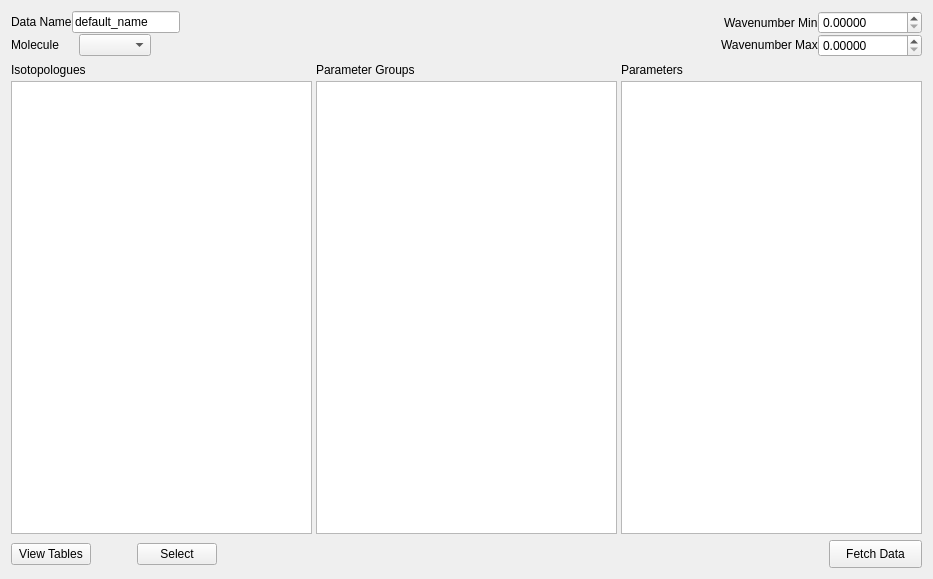
This is layouts/fetch_widget.ui in hitranonline/hapiest as Qt 5 draws it before an edit. The edited form follows.
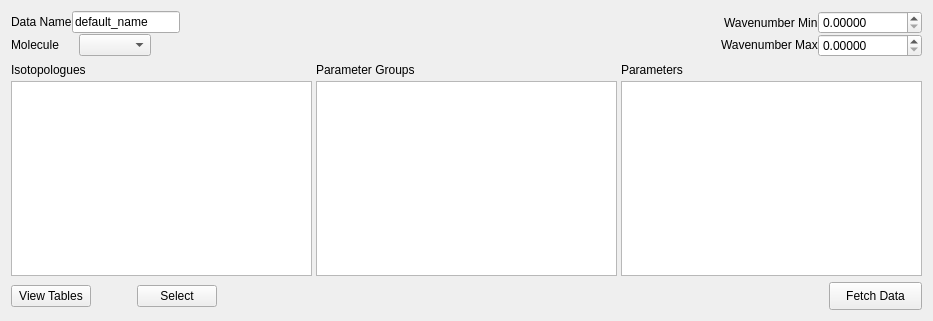
This is the edited form.

Commit message: Polishing up the layouts / look

Diff of the .ui file:
```diff
--- a/layouts/fetch_widget.ui
+++ b/layouts/fetch_widget.ui
@@ -7,7 +7,7 @@
     <x>0</x>
     <y>0</y>
     <width>933</width>
-    <height>579</height>
+    <height>321</height>
    </rect>
   </property>
   <property name="windowTitle">
```
The commit also changes 6 other files.
